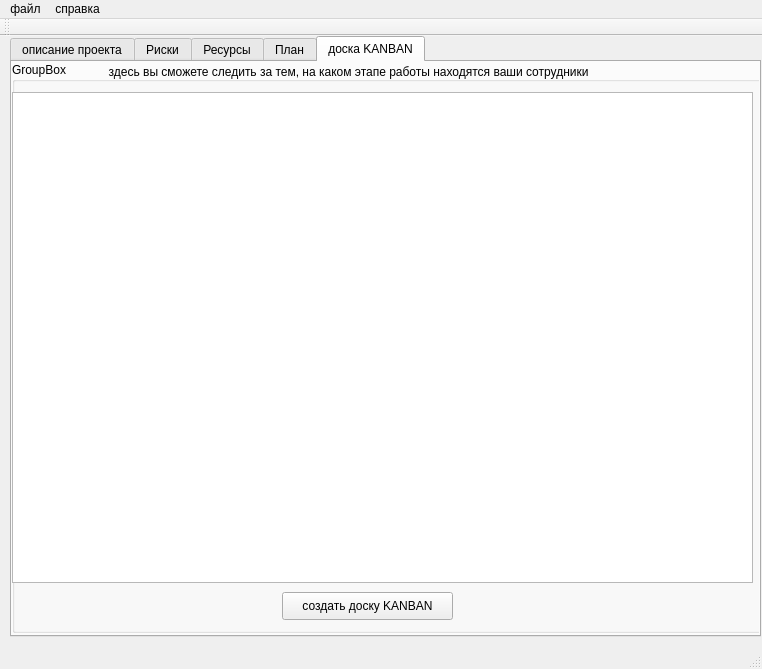
Before: the Qt Designer form mainwindow.ui in vlad20112/UPP_Kurs, drawn with Qt 5.
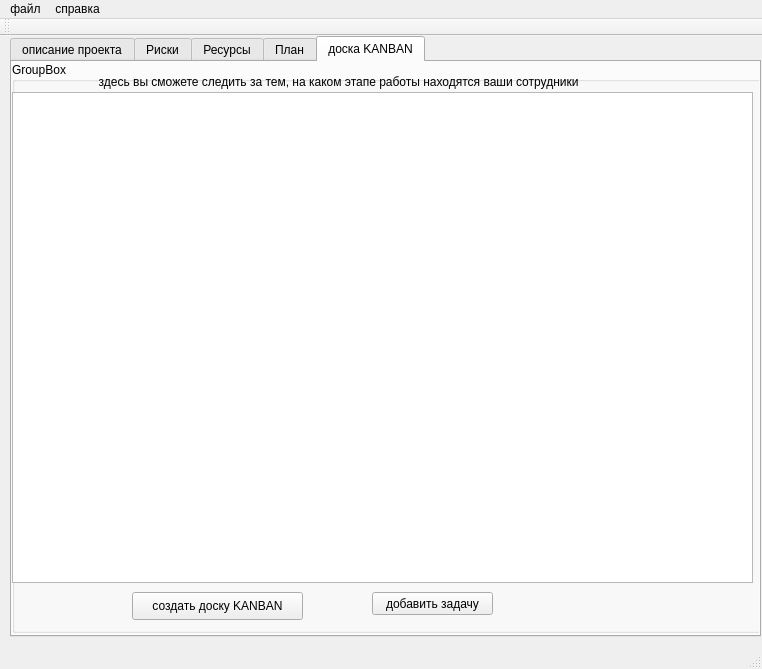
After: the same form once the commit is applied. The open tabs and pages were chosen to show the change.

```diff
--- a/mainwindow.ui
+++ b/mainwindow.ui
@@ -407,8 +407,8 @@
       <widget class="QLabel" name="label_4">
        <property name="geometry">
         <rect>
-         <x>90</x>
-         <y>0</y>
+         <x>80</x>
+         <y>10</y>
          <width>591</width>
          <height>20</height>
         </rect>
@@ -420,7 +420,7 @@
       <widget class="QPushButton" name="createKanban">
        <property name="geometry">
         <rect>
-         <x>270</x>
+         <x>120</x>
          <y>530</y>
          <width>171</width>
          <height>28</height>
@@ -430,10 +430,19 @@
         <string>создать доску KANBAN</string>
        </property>
       </widget>
-      <zorder>graphicsView_2</zorder>
-      <zorder>label_4</zorder>
-      <zorder>createKanban</zorder>
-      <zorder>createKanban</zorder>
+      <widget class="QPushButton" name="pushButton">
+       <property name="geometry">
+        <rect>
+         <x>360</x>
+         <y>530</y>
+         <width>121</width>
+         <height>23</height>
+        </rect>
+       </property>
+       <property name="text">
+        <string>добавить задачу</string>
+       </property>
+      </widget>
      </widget>
     </widget>
    </widget>
```
Left out of the diff: 4 changed lines with no effect on the pictures.
